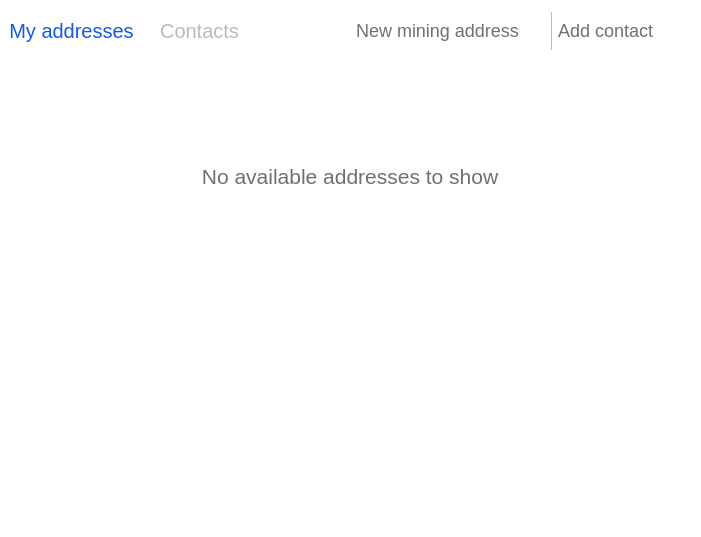
Veil-Project/veil, file src/qt/veil/forms/addresseswidget.ui: the form before one commit.
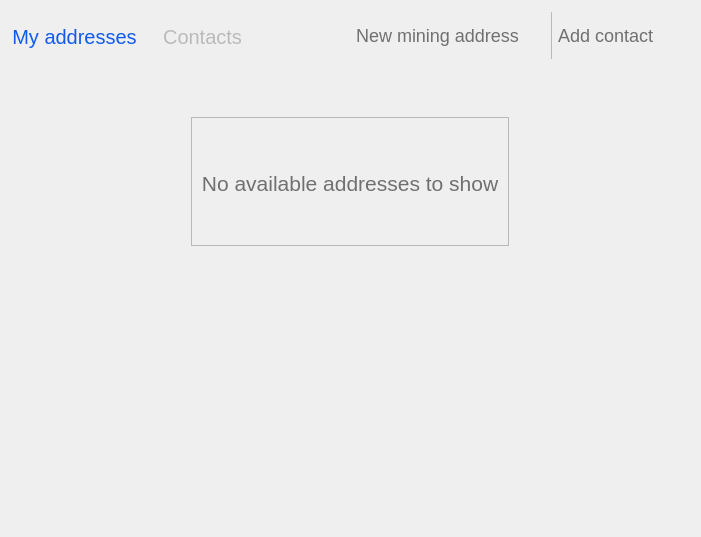
The form after the commit. Icons and pictures are not drawn.

Commit message: initial changes to support dark mode dark mode css must come first changes transaction screen mostly dark addresses widget dark mode show white or normal icon based on dark/non-dark mode receive widget dark mode send screen working with dark mode

Diff of the .ui file:
```diff
--- a/src/qt/veil/forms/addresseswidget.ui
+++ b/src/qt/veil/forms/addresseswidget.ui
@@ -31,11 +31,6 @@
    </property>
    <item>
     <widget class="QFrame" name="container">
-     <property name="styleSheet">
-      <string notr="true">background-color:white;
-border:none;
-</string>
-     </property>
      <layout class="QVBoxLayout" name="verticalLayout_2" stretch="0,0,1,1,1">
       <property name="spacing">
        <number>0</number>
```
The commit also changes 18 other files.
